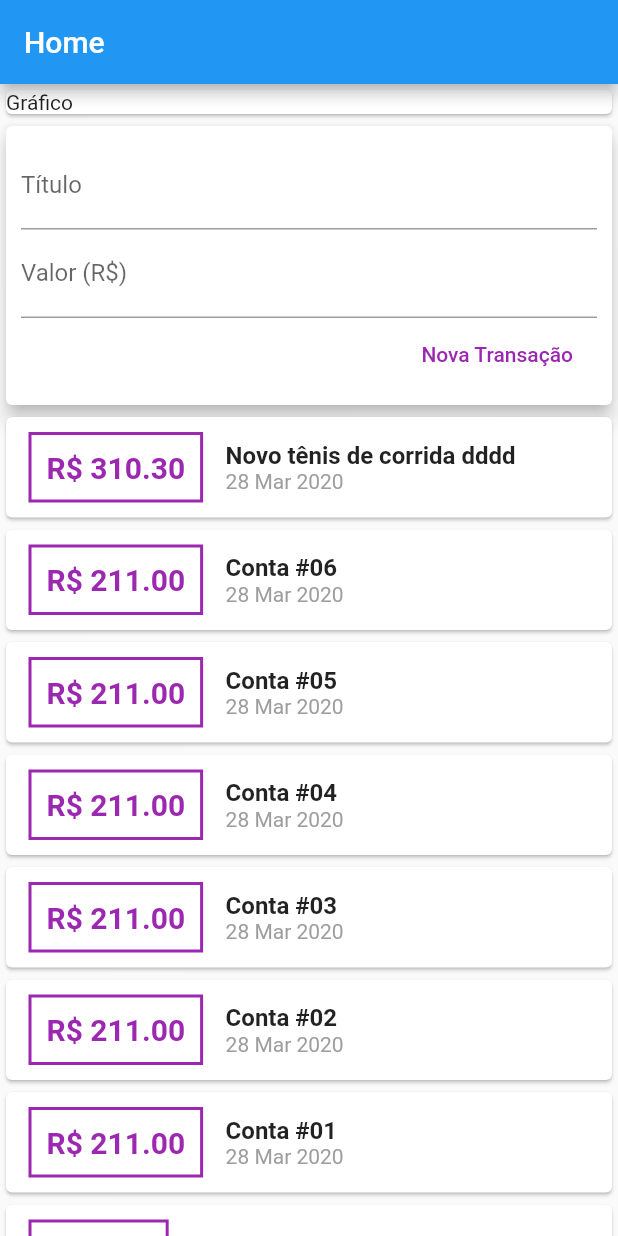
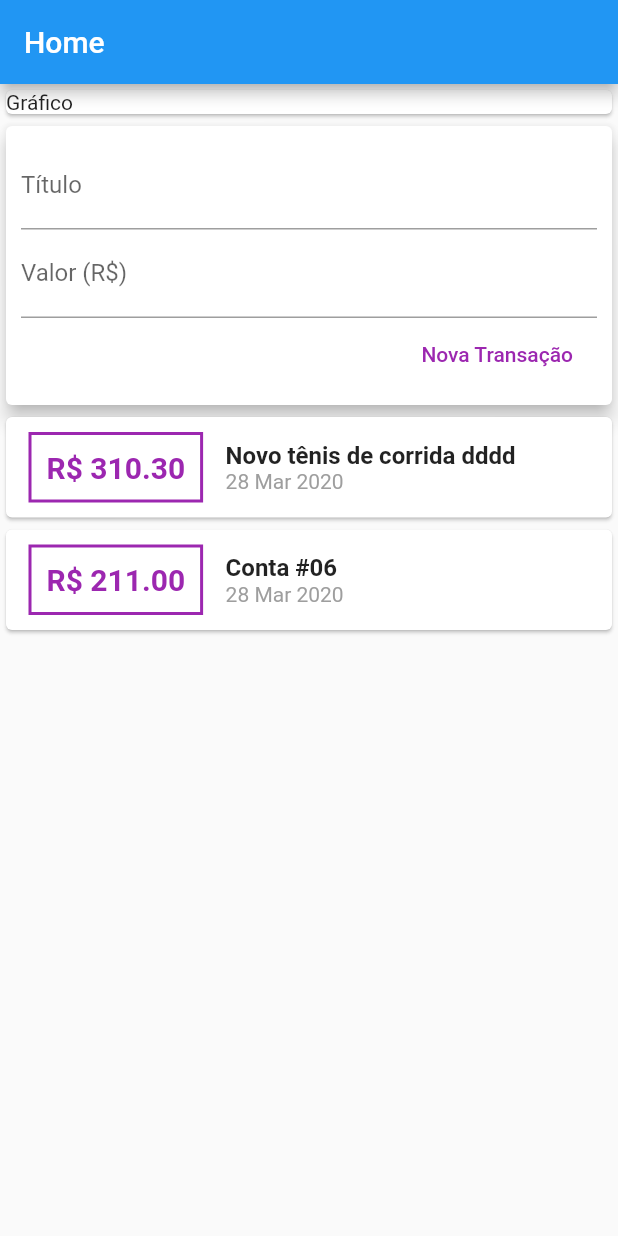
Before and after one commit to Luccasoli/flutter_expenses, a Flutter app: the screen it shows after launch, after a tap on "Nova Transação", on a phone screen of 412 x 824 dp. Run offline on Flutter 3.47's test engine with Material 2 defaults, Android fonts, the phone set to English and light mode, and no system bars.

```diff
--- a/lib/components/transaction_form.dart
+++ b/lib/components/transaction_form.dart
@@ -5,6 +5,15 @@ class TransactionForm extends StatelessWidget {
   final valueController = TextEditingController();
 
   final void Function(String, double) onSubmit;
+
+  _submitForm() {
+    final title = titleController.text;
+    final value = double.tryParse(valueController.text) ?? 0.0;
+
+    if (title.isEmpty || value <= 0) return;
+
+    onSubmit(title, value);
+  }
 
   TransactionForm(this.onSubmit);
 
@@ -21,9 +30,13 @@ class TransactionForm extends StatelessWidget {
               decoration: InputDecoration(
                 labelText: 'Título',
               ),
+              textInputAction: TextInputAction.next,
+              onSubmitted: (_) => FocusScope.of(context).nextFocus(),
             ),
             TextField(
               controller: valueController,
+              keyboardType: TextInputType.numberWithOptions(decimal: true),
+              onSubmitted: (_) => _submitForm(),
               decoration: InputDecoration(
                 labelText: 'Valor (R\$)',
               ),
@@ -33,12 +46,7 @@ class TransactionForm extends StatelessWidget {
               children: <Widget>[
                 FlatButton(
                   child: Text('Nova Transação'),
-                  onPressed: () {
-                    final title = titleController.text;
-                    final value = double.tryParse(valueController.text) ?? 0.0;
-
-                    onSubmit(title, value);
-                  },
+                  onPressed: _submitForm,
                   textColor: Colors.purple,
                 ),
               ],
--- a/lib/components/transaction_user.dart
+++ b/lib/components/transaction_user.dart
@@ -21,36 +21,6 @@ class _TransactionUserState extends State<TransactionUser> {
     Transaction(
       id: '26',
       title: 'Conta #06',
-      value: 211,
-      date: DateTime.now(),
-    ),
-    Transaction(
-      id: '25',
-      title: 'Conta #05',
-      value: 211,
-      date: DateTime.now(),
-    ),
-    Transaction(
-      id: '24',
-      title: 'Conta #04',
-      value: 211,
-      date: DateTime.now(),
-    ),
-    Transaction(
-      id: '23',
-      title: 'Conta #03',
-      value: 211,
-      date: DateTime.now(),
-    ),
-    Transaction(
-      id: '22',
-      title: 'Conta #02',
-      value: 211,
-      date: DateTime.now(),
-    ),
-    Transaction(
-      id: '21',
-      title: 'Conta #01',
       value: 211,
       date: DateTime.now(),
     ),
```
